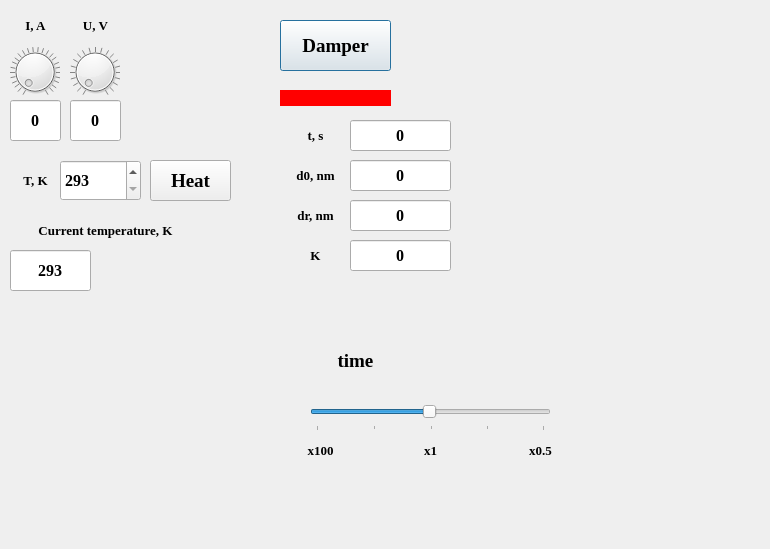
First picture: the form in vaporization/dialog_vaporization.ui, repository VacuumLabsProject/project, before the edit.
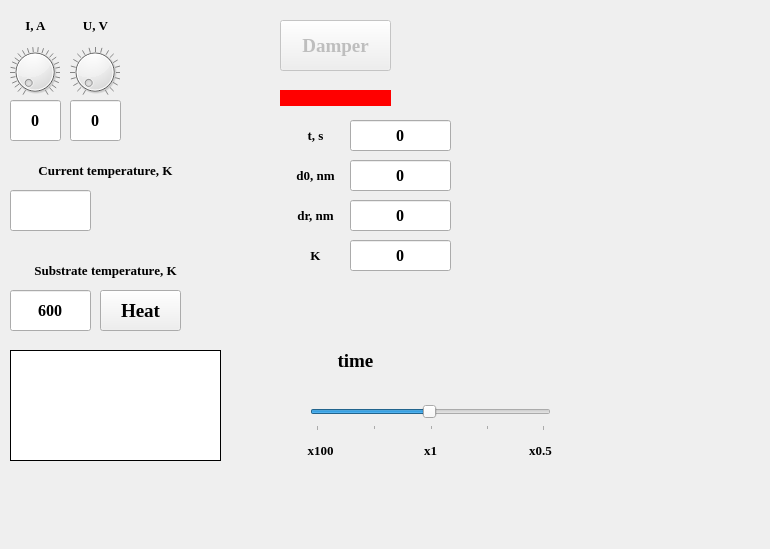
Second picture: the form after the edit.

Commit message: added limitation of vaporiztion temperature, run on python 3.4.0, D

Patch:
```diff
--- a/vaporization/dialog_vaporization.ui
+++ b/vaporization/dialog_vaporization.ui
@@ -93,6 +93,9 @@
    </property>
   </widget>
   <widget class="QPushButton" name="damper">
+   <property name="enabled">
+    <bool>false</bool>
+   </property>
    <property name="geometry">
     <rect>
      <x>280</x>
@@ -192,62 +195,11 @@
     <set>Qt::AlignCenter</set>
    </property>
   </widget>
-  <widget class="QSpinBox" name="temperature_spinBox">
-   <property name="geometry">
-    <rect>
-     <x>60</x>
-     <y>160</y>
-     <width>81</width>
-     <height>41</height>
-    </rect>
-   </property>
-   <property name="font">
-    <font>
-     <family>Times New Roman</family>
-     <pointsize>12</pointsize>
-     <weight>75</weight>
-     <bold>true</bold>
-    </font>
-   </property>
-   <property name="minimum">
-    <number>293</number>
-   </property>
-   <property name="maximum">
-    <number>673</number>
-   </property>
-   <property name="singleStep">
-    <number>1</number>
-   </property>
-  </widget>
-  <widget class="QLabel" name="tempeature_label">
-   <property name="geometry">
-    <rect>
-     <x>10</x>
-     <y>150</y>
-     <width>51</width>
-     <height>61</height>
-    </rect>
-   </property>
-   <property name="font">
-    <font>
-     <family>Times New Roman</family>
-     <pointsize>10</pointsize>
-     <weight>75</weight>
-     <bold>true</bold>
-    </font>
-   </property>
-   <property name="text">
-    <string>T, K</string>
-   </property>
-   <property name="alignment">
-    <set>Qt::AlignCenter</set>
-   </property>
-  </widget>
   <widget class="QLineEdit" name="temperature">
    <property name="geometry">
     <rect>
      <x>10</x>
-     <y>250</y>
+     <y>190</y>
      <width>81</width>
      <height>41</height>
     </rect>
@@ -261,7 +213,7 @@
     </font>
    </property>
    <property name="text">
-    <string>293</string>
+    <string/>
    </property>
    <property name="alignment">
     <set>Qt::AlignCenter</set>
@@ -271,7 +223,7 @@
    <property name="geometry">
     <rect>
      <x>10</x>
-     <y>200</y>
+     <y>140</y>
      <width>191</width>
      <height>61</height>
     </rect>
@@ -294,8 +246,8 @@
   <widget class="QPushButton" name="heat">
    <property name="geometry">
     <rect>
-     <x>150</x>
-     <y>160</y>
+     <x>100</x>
+     <y>290</y>
      <width>81</width>
      <height>41</height>
     </rect>
@@ -668,6 +620,90 @@
     <set>Qt::AlignCenter</set>
    </property>
   </widget>
+  <widget class="QLabel" name="substrate_tempeature_label">
+   <property name="geometry">
+    <rect>
+     <x>10</x>
+     <y>240</y>
+     <width>191</width>
+     <height>61</height>
+    </rect>
+   </property>
+   <property name="font">
+    <font>
+     <family>Times New Roman</family>
+     <pointsize>10</pointsize>
+     <weight>75</weight>
+     <bold>true</bold>
+    </font>
+   </property>
+   <property name="text">
+    <string>Substrate temperature, K</string>
+   </property>
+   <property name="alignment">
+    <set>Qt::AlignCenter</set>
+   </property>
+  </widget>
+  <widget class="QLineEdit" name="substrate_temperature">
+   <property name="geometry">
+    <rect>
+     <x>10</x>
+     <y>290</y>
+     <width>81</width>
+     <height>41</height>
+    </rect>
+   </property>
+   <property name="font">
+    <font>
+     <family>Times New Roman</family>
+     <pointsize>12</pointsize>
+     <weight>75</weight>
+     <bold>true</bold>
+    </font>
+   </property>
+   <property name="text">
+    <string>600</string>
+   </property>
+   <property name="alignment">
+    <set>Qt::AlignCenter</set>
+   </property>
+  </widget>
+  <widget class="QLabel" name="status">
+   <property name="geometry">
+    <rect>
+     <x>10</x>
+     <y>350</y>
+     <width>211</width>
+     <height>111</height>
+    </rect>
+   </property>
+   <property name="font">
+    <font>
+     <family>Times New Roman</family>
+     <pointsize>12</pointsize>
+     <weight>75</weight>
+     <bold>true</bold>
+    </font>
+   </property>
+   <property name="styleSheet">
+    <string notr="true">background-color: white;</string>
+   </property>
+   <property name="frameShape">
+    <enum>QFrame::Box</enum>
+   </property>
+   <property name="text">
+    <string/>
+   </property>
+   <property name="textFormat">
+    <enum>Qt::AutoText</enum>
+   </property>
+   <property name="alignment">
+    <set>Qt::AlignCenter</set>
+   </property>
+   <property name="wordWrap">
+    <bool>true</bool>
+   </property>
+  </widget>
  </widget>
  <resources/>
  <connections/>
```
The commit also changes 4 other files.
